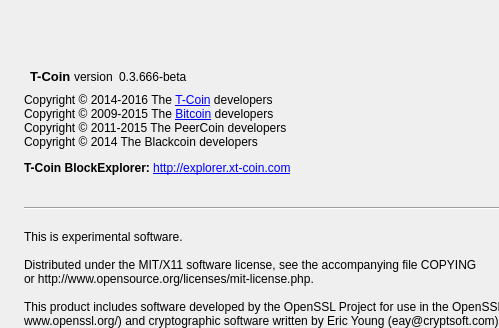
Old version of the form src/qt/forms/aboutdialog.ui in the repository tcoindev/t-coin-test; both pictures show x 0 to 499 and y 0 to 328 of the 593 by 436 pixel window.
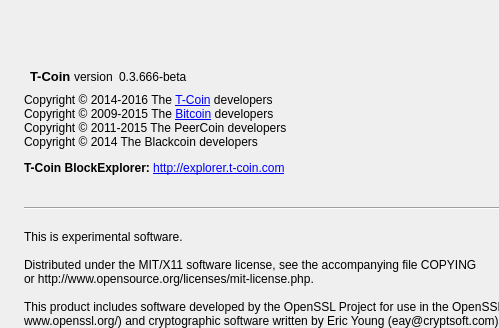
New version of the form. Icons and pictures are not drawn.

The edit to the form file:
```diff
--- a/src/qt/forms/aboutdialog.ui
+++ b/src/qt/forms/aboutdialog.ui
@@ -116,7 +116,7 @@
         <cursorShape>IBeamCursor</cursorShape>
        </property>
        <property name="text">
-        <string>&lt;html&gt;&lt;head/&gt;&lt;body&gt;&lt;p&gt;Copyright © 2014-2016 The &lt;a href=&quot;http://xt-coin.com&quot;&gt;&lt;span style=&quot; text-decoration: underline; color:#0000ff;&quot;&gt;T-Coin&lt;/span&gt;&lt;/a&gt; developers&lt;br/&gt;Copyright © 2009-2015 The &lt;a href=&quot;http://bitcoin.org&quot;&gt;&lt;span style=&quot; text-decoration: underline; color:#0000ff;&quot;&gt;Bitcoin&lt;/span&gt;&lt;/a&gt; developers&lt;br/&gt;Copyright © 2011-2015 The PeerCoin developers&lt;br/&gt;Copyright © 2014 The Blackcoin developers&lt;/p&gt;&lt;p&gt;&lt;span style=&quot; font-weight:600;&quot;&gt;T-Coin BlockExplorer: &lt;/span&gt;&lt;a href=&quot;http://explorer.xt-coin.com&quot;&gt;&lt;span style=&quot; text-decoration: underline; color:#0000ff;&quot;&gt;http://explorer.xt-coin.com&lt;/span&gt;&lt;/a&gt;&lt;/p&gt;&lt;p&gt;&lt;/p&gt;&lt;/body&gt;&lt;/html&gt;</string>
+        <string>&lt;html&gt;&lt;head/&gt;&lt;body&gt;&lt;p&gt;Copyright © 2014-2016 The &lt;a href=&quot;http://t-coin.com&quot;&gt;&lt;span style=&quot; text-decoration: underline; color:#0000ff;&quot;&gt;T-Coin&lt;/span&gt;&lt;/a&gt; developers&lt;br/&gt;Copyright © 2009-2015 The &lt;a href=&quot;http://bitcoin.org&quot;&gt;&lt;span style=&quot; text-decoration: underline; color:#0000ff;&quot;&gt;Bitcoin&lt;/span&gt;&lt;/a&gt; developers&lt;br/&gt;Copyright © 2011-2015 The PeerCoin developers&lt;br/&gt;Copyright © 2014 The Blackcoin developers&lt;/p&gt;&lt;p&gt;&lt;span style=&quot; font-weight:600;&quot;&gt;T-Coin BlockExplorer: &lt;/span&gt;&lt;a href=&quot;http://explorer.t-coin.com&quot;&gt;&lt;span style=&quot; text-decoration: underline; color:#0000ff;&quot;&gt;http://explorer.t-coin.com&lt;/span&gt;&lt;/a&gt;&lt;/p&gt;&lt;p&gt;&lt;/p&gt;&lt;/body&gt;&lt;/html&gt;</string>
        </property>
        <property name="wordWrap">
         <bool>true</bool>
```
